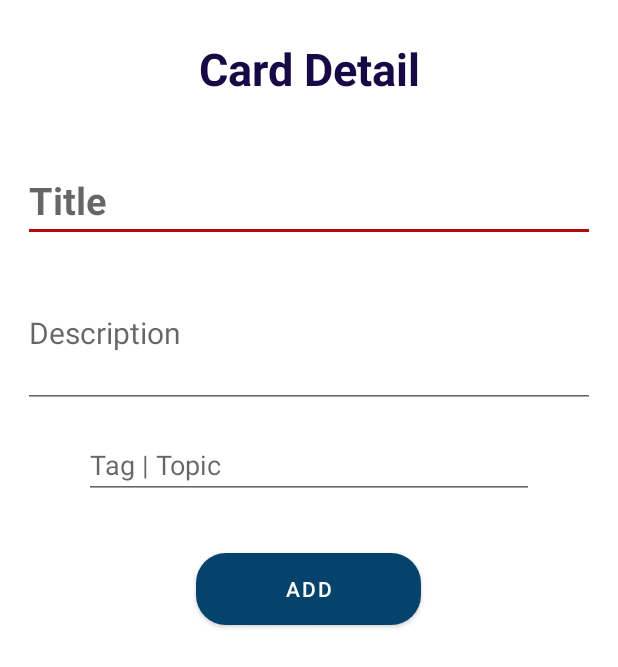
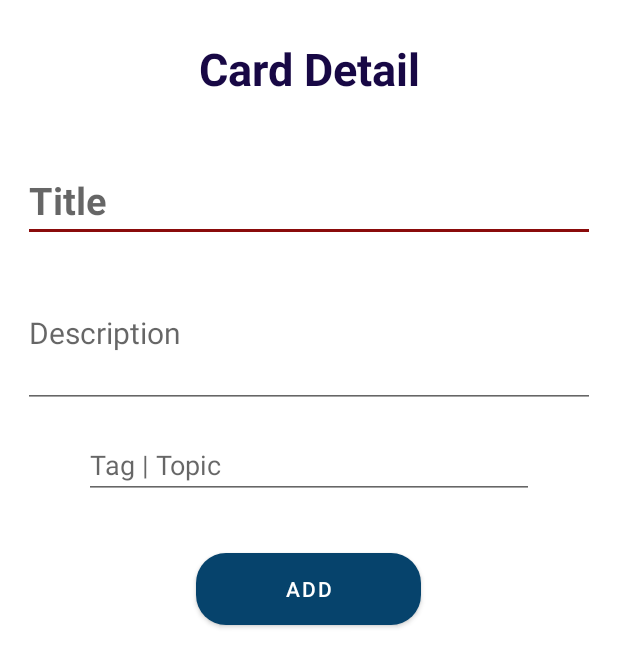
Before and after one commit to SudarshanDevkota/PeakProductive, an Android app: the screen it shows after launch (EditDetails), after a tap on an icon or button, on a phone screen of 412 x 824 dp. Shown: the top 667 px of the screen. Run offline under Robolectric (Android 15) with nearby library versions, the phone set to English and light mode, and no system bars; Roboto replaces fonts that are not available here.

Commit message:
swipe with color and icons set in the card view

```diff
--- a/app/src/main/java/com/example/peakproductive/adaptors/CardModelAdaptor.java
+++ b/app/src/main/java/com/example/peakproductive/adaptors/CardModelAdaptor.java
@@ -33,6 +33,9 @@ public class CardModelAdaptor extends RecyclerView.Adapter<CardModelAdaptor.View
         this.itemClickInterface = itemClickInterface;
         this.context= context;
 
+    }
+    public Context getContext(){
+        return context;
     }
 
     @NonNull
--- a/app/src/main/java/com/example/peakproductive/models/CardFactory.java
+++ b/app/src/main/java/com/example/peakproductive/models/CardFactory.java
@@ -80,7 +80,9 @@ public class CardFactory {
     }
 
     public void deleteCard(int id) {
-        db.delete(CardDatabaseHelper.CARD_TABLE, CardDatabaseHelper.COLUMN_CARD_ID + " =?", new String[]{String.valueOf(id)});
+        db = database.getWritableDatabase();
+        db.delete(CardDatabaseHelper.CARD_TABLE, CardDatabaseHelper.COLUMN_CARD_ID + "=?", new String[]{String.valueOf(id)});
+        db.close();
     }
 
     private ContentValues getContentValues(String title, String content, String tag) {
--- /dev/null
+++ b/app/src/main/res/drawable/ic_delete.xml
@@ -0,0 +1,5 @@
+<vector android:height="50dp" android:tint="#27184E"
+    android:viewportHeight="24" android:viewportWidth="24"
+    android:width="50dp" xmlns:android="http://schemas.android.com/apk/res/android">
+    <path android:fillColor="@android:color/white" android:pathData="M6,19c0,1.1 0.9,2 2,2h8c1.1,0 2,-0.9 2,-2L18,7L6,7v12zM8.46,11.88l1.41,-1.41L12,12.59l2.12,-2.12 1.41,1.41L13.41,14l2.12,2.12 -1.41,1.41L12,15.41l-2.12,2.12 -1.41,-1.41L10.59,14l-2.13,-2.12zM15.5,4l-1,-1h-5l-1,1L5,4v2h14L19,4z"/>
+</vector>
--- /dev/null
+++ b/app/src/main/res/drawable/ic_edit.xml
@@ -0,0 +1,5 @@
+<vector android:height="50dp" android:tint="#27184E"
+    android:viewportHeight="24" android:viewportWidth="24"
+    android:width="50dp"  xmlns:android="http://schemas.android.com/apk/res/android">
+    <path android:fillColor="@android:color/white" android:pathData="M3,17.25V21h3.75L17.81,9.94l-3.75,-3.75L3,17.25zM20.71,7.04c0.39,-0.39 0.39,-1.02 0,-1.41l-2.34,-2.34c-0.39,-0.39 -1.02,-0.39 -1.41,0l-1.83,1.83 3.75,3.75 1.83,-1.83z"/>
+</vector>
--- a/app/src/main/res/values/colors.xml
+++ b/app/src/main/res/values/colors.xml
@@ -4,7 +4,7 @@
     <color name="blue_dark">#06436C</color>
     <color name="blue_darker">#123C68</color>
     <color name="teal_200">#FF03DAC5</color>
-    <color name="red_dark">#B50B0B</color>
+    <color name="red_dark">#8A0B0B</color>
     <color name="blue_light">#02A699</color>
     <color name="orange_mid">#F67620</color>
     <color name="teal_700">#FF018786</color>
```
Also changed, not shown: app/src/main/java/com/example/peakproductive/fragments/CardFragment.java (+88 -16 lines).
